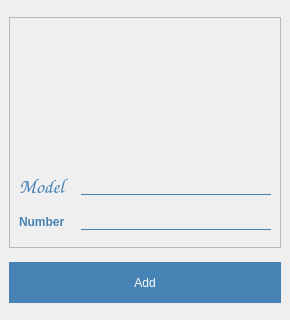
Qt form PyQt/ui/AddCar.ui (UladzislauB/coursework) before a commit.
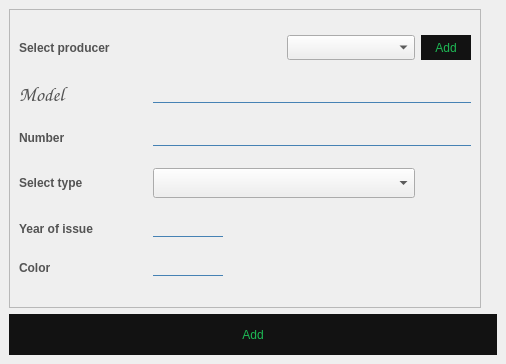
The same form after that commit. Icons and pictures are not drawn.

Patch:
```diff
--- a/PyQt/ui/AddCar.ui
+++ b/PyQt/ui/AddCar.ui
@@ -6,8 +6,8 @@
    <rect>
     <x>0</x>
     <y>0</y>
-    <width>290</width>
-    <height>320</height>
+    <width>506</width>
+    <height>364</height>
    </rect>
   </property>
   <property name="windowTitle">
@@ -25,8 +25,8 @@
       </property>
       <property name="maximumSize">
        <size>
-        <width>272</width>
-        <height>231</height>
+        <width>472</width>
+        <height>431</height>
        </size>
       </property>
       <property name="styleSheet">
@@ -66,34 +66,7 @@
        <enum>QFrame::Raised</enum>
       </property>
       <layout class="QGridLayout" name="gridLayout">
-       <item row="1" column="2">
-        <widget class="QLineEdit" name="edit_model">
-         <property name="styleSheet">
-          <string notr="true"/>
-         </property>
-         <property name="text">
-          <string/>
-         </property>
-        </widget>
-       </item>
-       <item row="2" column="2">
-        <widget class="QLineEdit" name="edit_number">
-         <property name="text">
-          <string/>
-         </property>
-         <property name="echoMode">
-          <enum>QLineEdit::Normal</enum>
-         </property>
-        </widget>
-       </item>
-       <item row="2" column="0" colspan="2">
-        <widget class="QLabel" name="label_number">
-         <property name="text">
-          <string>Number</string>
-         </property>
-        </widget>
-       </item>
-       <item row="1" column="0">
+       <item row="2" column="0">
         <widget class="QLabel" name="label_model">
          <property name="font">
           <font>
@@ -105,29 +78,165 @@
           </font>
          </property>
          <property name="styleSheet">
-          <string notr="true"/>
+          <string notr="true">QLabel{
+	color:	#535353;
+}</string>
          </property>
          <property name="text">
           <string>Model</string>
          </property>
         </widget>
        </item>
-       <item row="0" column="1" colspan="2">
-        <widget class="QLabel" name="img">
+       <item row="2" column="1" colspan="3">
+        <widget class="QLineEdit" name="edit_model">
+         <property name="styleSheet">
+          <string notr="true"/>
+         </property>
+         <property name="text">
+          <string/>
+         </property>
+        </widget>
+       </item>
+       <item row="3" column="0">
+        <widget class="QLabel" name="label_number">
+         <property name="styleSheet">
+          <string notr="true">QLabel{
+	color:	#535353;
+}</string>
+         </property>
+         <property name="text">
+          <string>Number</string>
+         </property>
+        </widget>
+       </item>
+       <item row="3" column="1" colspan="3">
+        <widget class="QLineEdit" name="edit_number">
+         <property name="text">
+          <string/>
+         </property>
+         <property name="echoMode">
+          <enum>QLineEdit::Normal</enum>
+         </property>
+        </widget>
+       </item>
+       <item row="4" column="0">
+        <widget class="QLabel" name="label_type">
+         <property name="styleSheet">
+          <string notr="true">QLabel{
+	color:	#535353;
+}</string>
+         </property>
+         <property name="text">
+          <string>Select type</string>
+         </property>
+        </widget>
+       </item>
+       <item row="4" column="1" colspan="2">
+        <widget class="QComboBox" name="comboBox_type">
          <property name="maximumSize">
           <size>
-           <width>125</width>
-           <height>125</height>
+           <width>500</width>
+           <height>30</height>
           </size>
          </property>
+         <property name="styleSheet">
+          <string notr="true"/>
+         </property>
+        </widget>
+       </item>
+       <item row="5" column="0">
+        <widget class="QLabel" name="label_issue_year">
+         <property name="styleSheet">
+          <string notr="true">QLabel{
+	color:	#535353;
+}</string>
+         </property>
          <property name="text">
-          <string/>
+          <string>Year of issue</string>
          </property>
-         <property name="pixmap">
-          <pixmap>../../ico/car.png</pixmap>
+        </widget>
+       </item>
+       <item row="5" column="1" colspan="2">
+        <widget class="QLineEdit" name="edit_issue_year">
+         <property name="maximumSize">
+          <size>
+           <width>70</width>
+           <height>16777215</height>
+          </size>
          </property>
-         <property name="scaledContents">
-          <bool>true</bool>
+        </widget>
+       </item>
+       <item row="6" column="0">
+        <widget class="QLabel" name="label_color">
+         <property name="styleSheet">
+          <string notr="true">QLabel{
+	color:	#535353;
+}</string>
+         </property>
+         <property name="text">
+          <string>Color</string>
+         </property>
+        </widget>
+       </item>
+       <item row="6" column="1" colspan="2">
+        <widget class="QLineEdit" name="edit_color">
+         <property name="maximumSize">
+          <size>
+           <width>70</width>
+           <height>16777215</height>
+          </size>
+         </property>
+        </widget>
+       </item>
+       <item row="0" column="0" colspan="2">
+        <widget class="QLabel" name="label_producer">
+         <property name="styleSheet">
+          <string notr="true">QLabel{
+	color:	#535353;
+}</string>
+         </property>
+         <property name="text">
+          <string>Select producer</string>
+         </property>
+        </widget>
+       </item>
+       <item row="0" column="3">
+        <widget class="QPushButton" name="btn_add_producer">
+         <property name="minimumSize">
+          <size>
+           <width>50</width>
+           <height>0</height>
+          </size>
+         </property>
+         <property name="maximumSize">
+          <size>
+           <width>50</width>
+           <height>25</height>
+          </size>
+         </property>
+         <property name="styleSheet">
+          <string notr="true">QPushButton{
+color: #1db954;
+background: 	#121212;
+border-radius: 60px;
+font: 12pt &quot;Comic Sans MS&quot;;
+}</string>
+         </property>
+         <property name="text">
+          <string>Add</string>
+         </property>
+        </widget>
+       </item>
+       <item row="0" column="2">
+        <widget class="QComboBox" name="comboBox_producer">
+         <property name="maximumSize">
+          <size>
+           <width>500</width>
+           <height>30</height>
+          </size>
+         </property>
+         <property name="styleSheet">
+          <string notr="true"/>
          </property>
         </widget>
        </item>
@@ -144,8 +253,8 @@
       </property>
       <property name="styleSheet">
        <string notr="true">QPushButton{
-color: white;
-background: steelblue;
+color: #1db954;
+background: 	#121212;
 border-radius: 60px;
 font: 12pt &quot;Comic Sans MS&quot;;
 }</string>
```
